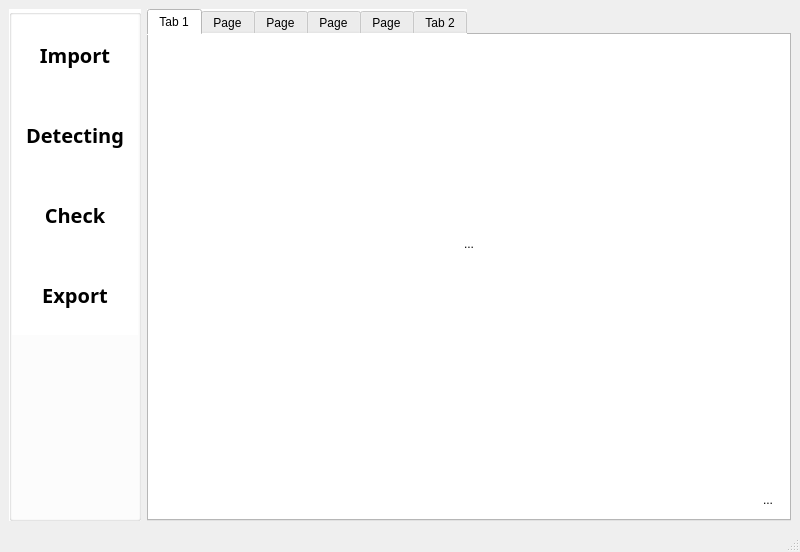
Before: the Qt Designer form mainwindow/src/mainwindow.ui in Ohaginia/ClothRepairing, drawn with Qt 5.
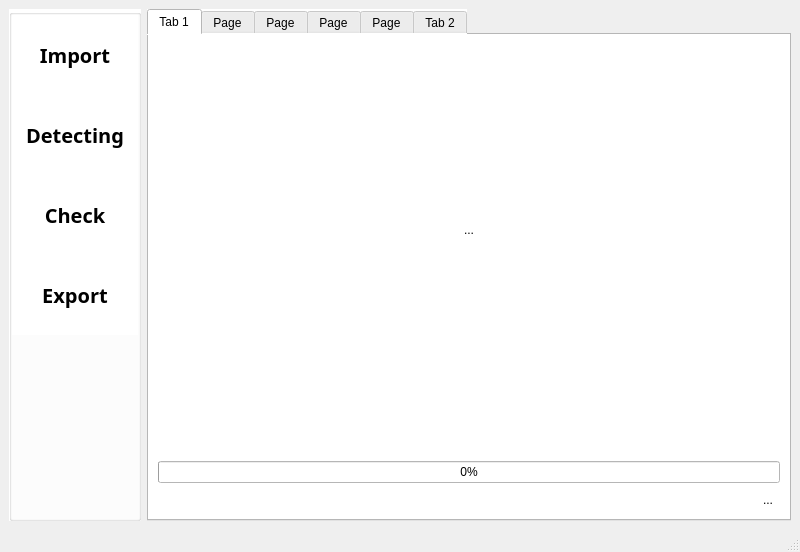
After: the same form once the commit is applied. The open tabs and pages were chosen to show the change. Icons and pictures are not drawn.

Patch:
```diff
--- a/mainwindow/src/mainwindow.ui
+++ b/mainwindow/src/mainwindow.ui
@@ -433,6 +433,13 @@
           </property>
          </spacer>
         </item>
+        <item>
+         <widget class="QProgressBar" name="progress_2">
+          <property name="value">
+           <number>0</number>
+          </property>
+         </widget>
+        </item>
         <item>
          <layout class="QHBoxLayout" name="horizontalLayout_7">
           <item>
```
Left out of the diff: 14 changed lines with no effect on the pictures.
